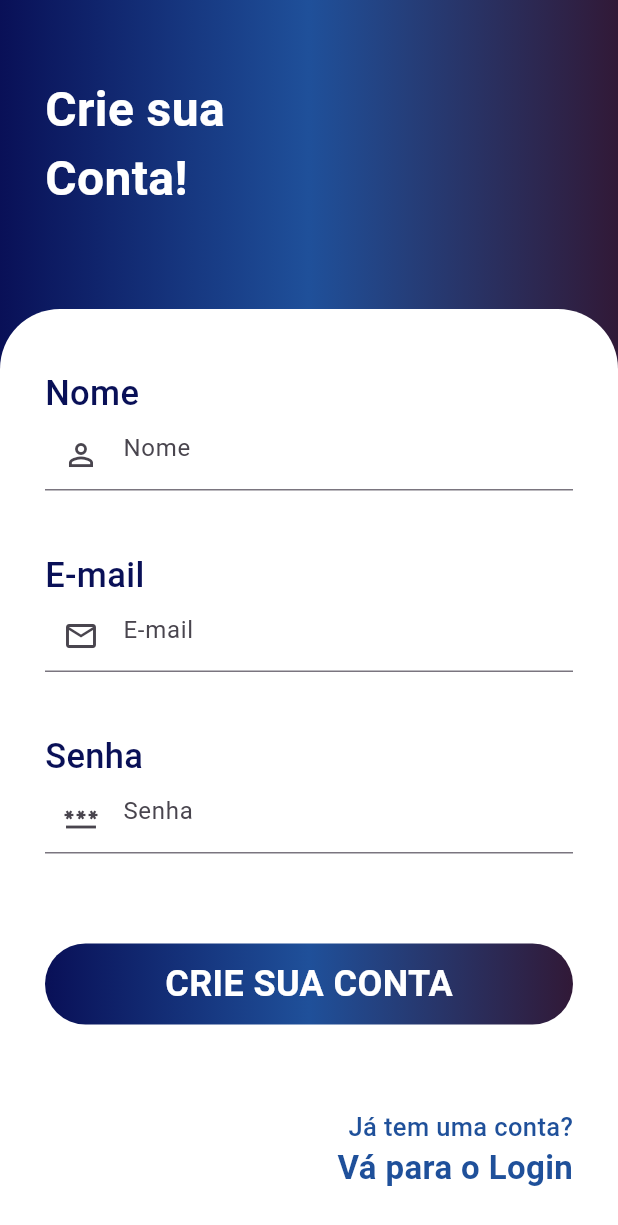
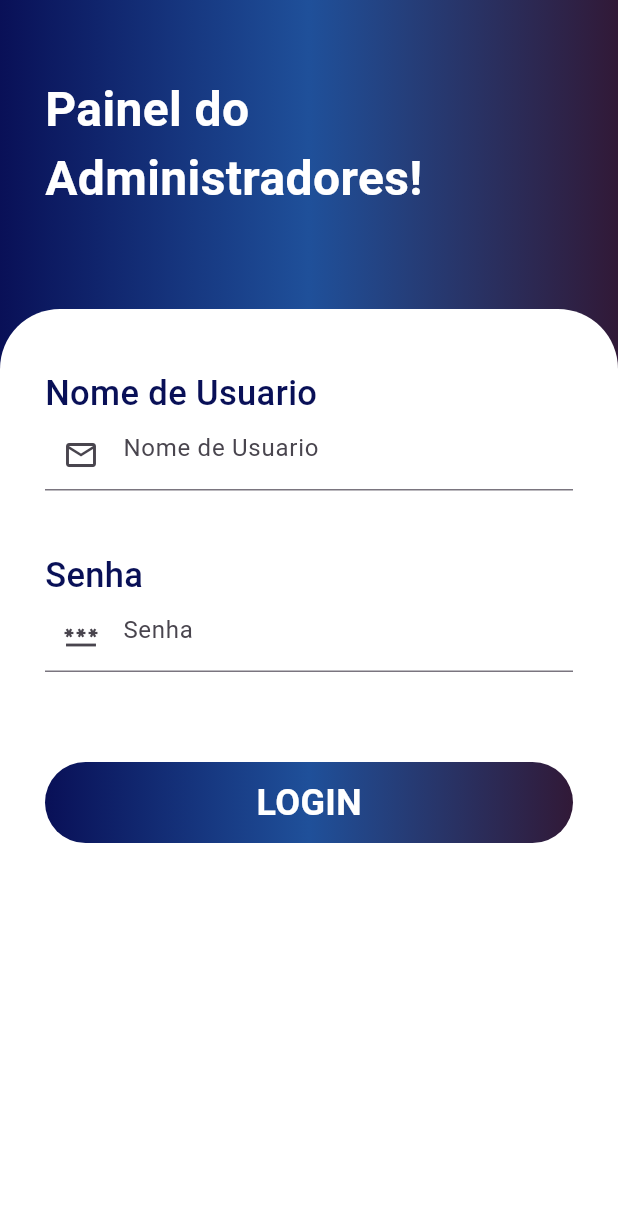
Before and after one commit to marceloifpe/Sistema_mapeamento_laboratorio_e_materiais_mobile, a Flutter app: the screen it shows after launch, on a phone screen of 412 x 824 dp. Shown: the top 1225 px of the screen. Run offline on Flutter 3.47's test engine with Material 3 defaults, Android fonts, the phone set to English and light mode, and no system bars; our stand-ins replace cloud_firestore, firebase_auth, firebase_core, random_string, shared_preferences; accounts and stored records are empty.

Commit message:
login adm
parte do login funcional

```diff
--- /dev/null
+++ b/sistema_mapeamento_de_materiais/lib/Admin/admin_login.dart
@@ -0,0 +1,221 @@
+import 'package:cloud_firestore/cloud_firestore.dart';
+import 'package:firebase_core/firebase_core.dart';
+import 'package:flutter/material.dart';
+import 'package:sistema_mapeamento_de_materiais/Admin/booking_admin.dart';
+
+class AdminLogin extends StatefulWidget {
+  const AdminLogin({super.key});
+
+  @override
+  State<AdminLogin> createState() => _MyWidgetState();
+}
+
+class _MyWidgetState extends State<AdminLogin> {
+  TextEditingController nomedeusuariocontroller = TextEditingController();
+  TextEditingController passwordcontroller = TextEditingController();
+
+  FocusNode usernameFocusNode = FocusNode();
+  FocusNode passwordFocusNode = FocusNode();
+
+  @override
+  Widget build(BuildContext context) {
+    return Scaffold(
+      body: Container(
+        child: Stack(
+          children: [
+            Container(
+              padding: EdgeInsets.only(
+                top: 50.0,
+                left: 30.0,
+              ),
+              height: MediaQuery.of(context).size.height / 2,
+              width: MediaQuery.of(context).size.width,
+              decoration: BoxDecoration(
+                  gradient: LinearGradient(colors: [
+                Color(0xFF091057),
+                Color(0xff1F509A),
+                Color(0xFF311937)
+              ])),
+              child: Text(
+                "Painel do\nAdministradores!",
+                style: TextStyle(
+                    color: Colors.white,
+                    fontSize: 32.0,
+                    fontWeight: FontWeight.bold),
+              ),
+            ),
+            Container(
+              padding: EdgeInsets.only(
+                  top: 40.0, left: 30.0, right: 30.0, bottom: 30.0),
+              margin:
+                  EdgeInsets.only(top: MediaQuery.of(context).size.height / 4),
+              height: MediaQuery.of(context).size.height,
+              width: MediaQuery.of(context).size.width,
+              decoration: BoxDecoration(
+                  color: Colors.white,
+                  borderRadius: BorderRadius.only(
+                      topLeft: Radius.circular(40),
+                      topRight: Radius.circular(40))),
+              child: Form(
+                child: Column(
+                  crossAxisAlignment: CrossAxisAlignment.start,
+                  children: [
+                    Text(
+                      "Nome de Usuario",
+                      style: TextStyle(
+                          color: Color(0xFF091057),
+                          fontSize: 23.0,
+                          fontWeight: FontWeight.w500),
+                    ),
+                    TextFormField(
+                      controller: nomedeusuariocontroller,
+                      focusNode: usernameFocusNode,
+                      decoration: InputDecoration(
+                          hintText: "Nome de Usuario",
+                          prefixIcon: Icon(Icons.mail_outline)),
+                      onFieldSubmitted: (_) {
+                        FocusScope.of(context).requestFocus(passwordFocusNode);
+                      },
+                    ),
+                    SizedBox(
+                      height: 40.0,
+                    ),
+                    Text(
+                      "Senha",
+                      style: TextStyle(
+                          color: Color(0xFF091057),
+                          fontSize: 23.0,
+                          fontWeight: FontWeight.w500),
+                    ),
+                    TextFormField(
+                      controller: passwordcontroller,
+                      focusNode: passwordFocusNode,
+                      decoration: InputDecoration(
+                        hintText: "Senha",
+                        prefixIcon: Icon(Icons.password_outlined),
+                      ),
+                      obscureText: true,
+                      onFieldSubmitted: (_) {
+                        if (nomedeusuariocontroller.text.isEmpty ||
+                            passwordcontroller.text.isEmpty) {
+                          ScaffoldMessenger.of(context).showSnackBar(SnackBar(
+                            content:
+                                Text("Por favor, preencha ambos os campos."),
+                          ));
+                        } else {
+                          _loginAdmin(); // Agora chamando a função diretamente
+                        }
+                      },
+                    ),
+                    SizedBox(
+                      height: 60.0,
+                    ),
+                    GestureDetector(
+                      onTap: () {
+                        if (nomedeusuariocontroller.text.isEmpty ||
+                            passwordcontroller.text.isEmpty) {
+                          ScaffoldMessenger.of(context).showSnackBar(SnackBar(
+                            content:
+                                Text("Por favor, preencha ambos os campos."),
+                          ));
+                        } else {
+                          _loginAdmin(); // Chamando a função diretamente
+                        }
+                      },
+                      child: Container(
+                        padding: EdgeInsets.symmetric(vertical: 10.0),
+                        width: MediaQuery.of(context).size.width,
+                        decoration: BoxDecoration(
+                          gradient: LinearGradient(colors: [
+                            Color(0xFF091057),
+                            Color(0xff1F509A),
+                            Color(0xFF311937)
+                          ]),
+                          borderRadius: BorderRadius.circular(30),
+                        ),
+                        child: Center(
+                            child: Text(
+                          "LOGIN",
+                          style: TextStyle(
+                            color: Colors.white,
+                            fontSize: 24.0,
+                            fontWeight: FontWeight.bold,
+                          ),
+                        )),
+                      ),
+                    ),
+                  ],
+                ),
+              ),
+            ),
+          ],
+        ),
+      ),
+    );
+  }
+
+  @override
+  void dispose() {
+    usernameFocusNode.dispose();
+    passwordFocusNode.dispose();
+    super.dispose();
+  }
+
+  // Movendo a função loginAdmin para dentro da classe _MyWidgetState
+  void _loginAdmin() async {
+    try {
+      if (nomedeusuariocontroller.text.trim().isEmpty ||
+          passwordcontroller.text.trim().isEmpty) {
+        ScaffoldMessenger.of(context).showSnackBar(SnackBar(
+          content: Text(
+            "Por favor, preencha ambos os campos.",
+            style: TextStyle(fontSize: 20.0),
+          ),
+        ));
+        return;
+      }
+
+      var snapshot = await FirebaseFirestore.instance.collection("Admin").get();
+      bool idEncontrado = false;
+
+      for (var result in snapshot.docs) {
+        final adminData = result.data();
+        if (adminData['id'] == nomedeusuariocontroller.text.trim()) {
+          idEncontrado = true;
+
+          if (adminData['Senha'] == passwordcontroller.text.trim()) {
+            Navigator.push(
+              context,
+              MaterialPageRoute(builder: (context) => BookingAdmin()),
+            );
+            return;
+          } else {
+            ScaffoldMessenger.of(context).showSnackBar(SnackBar(
+              content: Text(
+                "Senha incorreta.",
+                style: TextStyle(fontSize: 20.0),
+              ),
+            ));
+            return;
+          }
+        }
+      }
+
+      if (!idEncontrado) {
+        ScaffoldMessenger.of(context).showSnackBar(SnackBar(
+          content: Text(
+            "Seu ID não está correto!",
+            style: TextStyle(fontSize: 20.0),
+          ),
+        ));
+      }
+    } catch (error) {
+      ScaffoldMessenger.of(context).showSnackBar(SnackBar(
+        content: Text(
+          "Erro ao realizar o login. Tente novamente.",
+          style: TextStyle(fontSize: 20.0),
+        ),
+      ));
+    }
+  }
+}
--- a/sistema_mapeamento_de_materiais/lib/main.dart
+++ b/sistema_mapeamento_de_materiais/lib/main.dart
@@ -1,15 +1,17 @@
 import 'package:firebase_core/firebase_core.dart';
 import 'package:flutter/material.dart';
+import 'package:sistema_mapeamento_de_materiais/Admin/admin_login.dart';
 import 'package:sistema_mapeamento_de_materiais/pages/booking.dart';
 import 'package:sistema_mapeamento_de_materiais/pages/home.dart';
 import 'package:sistema_mapeamento_de_materiais/pages/login.dart';
 import 'package:sistema_mapeamento_de_materiais/pages/onboarding.dart';
 import 'package:sistema_mapeamento_de_materiais/pages/signup.dart';
+import 'package:sistema_mapeamento_de_materiais/Admin/booking_admin.dart';
 
-void main() async{
+void main() async {
   WidgetsFlutterBinding.ensureInitialized();
-  await Firebase.initializeApp();
-  runApp(const MyApp());
+  await Firebase.initializeApp(); // Inicia o Firebase
+  runApp(MyApp());
 }
 
 class MyApp extends StatelessWidget {
@@ -40,8 +42,7 @@ class MyApp extends StatelessWidget {
           colorScheme: ColorScheme.fromSeed(seedColor: Colors.deepPurple),
           useMaterial3: true,
         ),
-      home: SignUp()
-    );
+        home: AdminLogin());
   }
 }
 
```
Also changed, not shown: sistema_mapeamento_de_materiais/lib/Admin/booking_admin.dart (added, +15 -0 lines), sistema_mapeamento_de_materiais/lib/pages/booking.dart (+52 -19 lines), sistema_mapeamento_de_materiais/lib/pages/login.dart (+4 -3 lines), sistema_mapeamento_de_materiais/pubspec.yaml (+4 -71 lines). Lines whose indentation alone changed are shown as unchanged.
